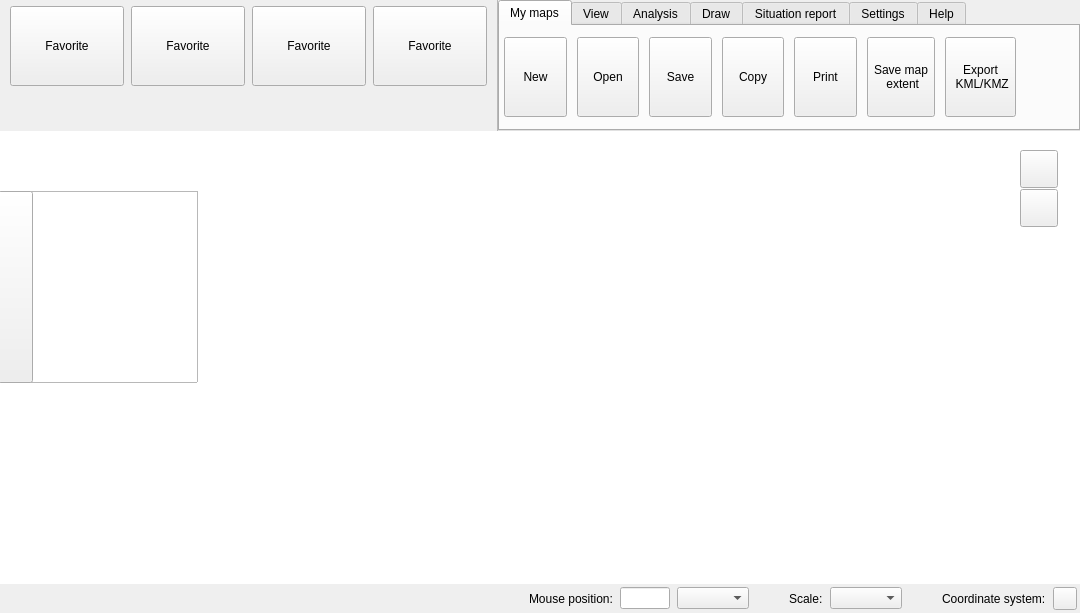
The window that src/ui/qgskadasmainwidgetbase.ui (kadas-albireo/kadas-albireo) describes before a commit, drawn with Qt 5.
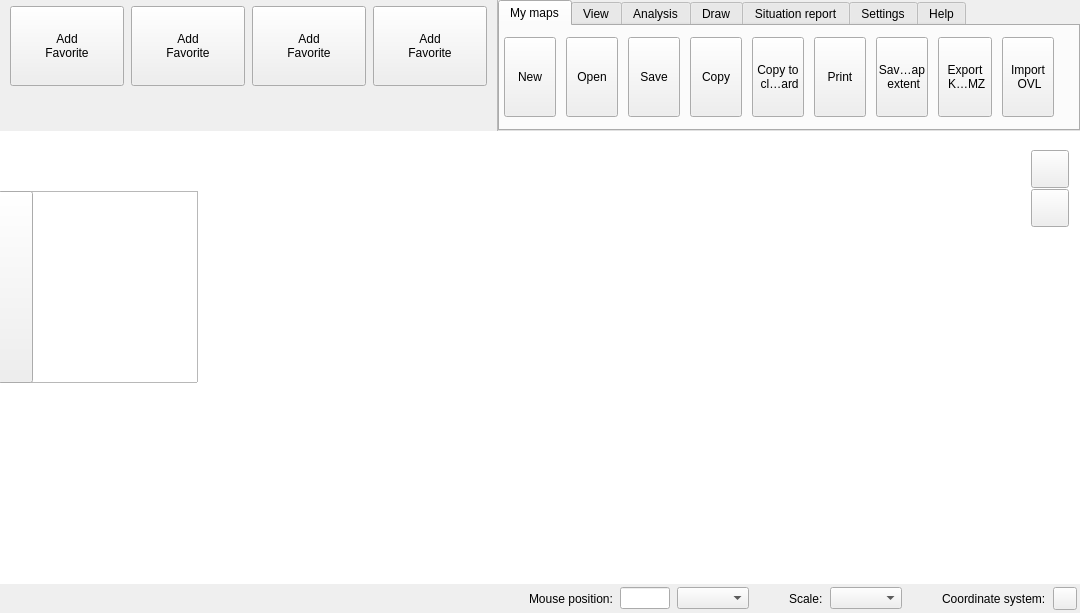
The same window after the commit. Icons and pictures are not drawn. Custom widgets are drawn as their Qt base class.

Commit message: Zoom buttons border and mid line added

```diff
--- a/src/ui/qgskadasmainwidgetbase.ui
+++ b/src/ui/qgskadasmainwidgetbase.ui
@@ -71,7 +71,8 @@
             <bool>true</bool>
            </property>
            <property name="text">
-            <string>Favorite</string>
+            <string>Add
+Favorite</string>
            </property>
            <property name="icon">
             <iconset resource="../../images/images.qrc">
@@ -112,7 +113,8 @@
             <bool>true</bool>
            </property>
            <property name="text">
-            <string>Favorite</string>
+            <string>Add
+Favorite</string>
            </property>
            <property name="icon">
             <iconset resource="../../images/images.qrc">
@@ -150,7 +152,8 @@
             <bool>true</bool>
            </property>
            <property name="text">
-            <string>Favorite</string>
+            <string>Add
+Favorite</string>
            </property>
            <property name="icon">
             <iconset resource="../../images/images.qrc">
@@ -188,7 +191,8 @@
             <bool>true</bool>
            </property>
            <property name="text">
-            <string>Favorite</string>
+            <string>Add
+Favorite</string>
            </property>
            <property name="icon">
             <iconset resource="../../images/images.qrc">
@@ -305,7 +309,7 @@
             <property name="verticalSpacing">
              <number>0</number>
             </property>
-            <item row="0" column="8">
+            <item row="0" column="10">
              <spacer name="horizontalSpacer">
               <property name="orientation">
                <enum>Qt::Horizontal</enum>
@@ -318,8 +322,8 @@
               </property>
              </spacer>
             </item>
-            <item row="0" column="1">
-             <widget class="QgsKadasRibbonButton" name="mOpenButton">
+            <item row="0" column="0">
+             <widget class="QgsKadasRibbonButton" name="mNewButton">
               <property name="sizePolicy">
                <sizepolicy hsizetype="MinimumExpanding" vsizetype="Fixed">
                 <horstretch>0</horstretch>
@@ -339,7 +343,7 @@
                </size>
               </property>
               <property name="text">
-               <string>Open</string>
+               <string>New</string>
               </property>
               <property name="iconSize">
                <size>
@@ -350,6 +354,37 @@
              </widget>
             </item>
             <item row="0" column="5">
+             <widget class="QgsKadasRibbonButton" name="mPrintButton">
+              <property name="sizePolicy">
+               <sizepolicy hsizetype="MinimumExpanding" vsizetype="Fixed">
+                <horstretch>0</horstretch>
+                <verstretch>0</verstretch>
+               </sizepolicy>
+              </property>
+              <property name="minimumSize">
+               <size>
+                <width>52</width>
+                <height>80</height>
+               </size>
+              </property>
+              <property name="maximumSize">
+               <size>
+                <width>114</width>
+                <height>80</height>
+               </size>
+              </property>
+              <property name="text">
+               <string>Print</string>
+              </property>
+              <property name="iconSize">
+               <size>
+                <width>32</width>
+                <height>32</height>
+               </size>
+              </property>
+             </widget>
+            </item>
+            <item row="0" column="6">
              <widget class="QgsKadasRibbonButton" name="mSaveMapExtentButton">
               <property name="sizePolicy">
                <sizepolicy hsizetype="MinimumExpanding" vsizetype="Fixed">
@@ -381,69 +416,7 @@
               </property>
              </widget>
             </item>
-            <item row="0" column="2">
-             <widget class="QgsKadasRibbonButton" name="mSaveButton">
-              <property name="sizePolicy">
-               <sizepolicy hsizetype="MinimumExpanding" vsizetype="Fixed">
-                <horstretch>0</horstretch>
-                <verstretch>0</verstretch>
-               </sizepolicy>
-              </property>
-              <property name="minimumSize">
-               <size>
-                <width>52</width>
-                <height>80</height>
-               </size>
-              </property>
-              <property name="maximumSize">
-               <size>
-                <width>114</width>
-                <height>80</height>
-               </size>
-              </property>
-              <property name="text">
-               <string>Save</string>
-              </property>
-              <property name="iconSize">
-               <size>
-                <width>32</width>
-                <height>32</height>
-               </size>
-              </property>
-             </widget>
-            </item>
-            <item row="0" column="4">
-             <widget class="QgsKadasRibbonButton" name="mPrintButton">
-              <property name="sizePolicy">
-               <sizepolicy hsizetype="MinimumExpanding" vsizetype="Fixed">
-                <horstretch>0</horstretch>
-                <verstretch>0</verstretch>
-               </sizepolicy>
-              </property>
-              <property name="minimumSize">
-               <size>
-                <width>52</width>
-                <height>80</height>
-               </size>
-              </property>
-              <property name="maximumSize">
-               <size>
-                <width>114</width>
-                <height>80</height>
-               </size>
-              </property>
-              <property name="text">
-               <string>Print</string>
-              </property>
-              <property name="iconSize">
-               <size>
-                <width>32</width>
-                <height>32</height>
-               </size>
-              </property>
-             </widget>
-            </item>
-            <item row="0" column="6">
+            <item row="0" column="7">
              <widget class="QgsKadasRibbonButton" name="mExportKMLButton">
               <property name="sizePolicy">
                <sizepolicy hsizetype="MinimumExpanding" vsizetype="Fixed">
@@ -475,37 +448,6 @@
               </property>
              </widget>
             </item>
-            <item row="0" column="0">
-             <widget class="QgsKadasRibbonButton" name="mNewButton">
-              <property name="sizePolicy">
-               <sizepolicy hsizetype="MinimumExpanding" vsizetype="Fixed">
-                <horstretch>0</horstretch>
-                <verstretch>0</verstretch>
-               </sizepolicy>
-              </property>
-              <property name="minimumSize">
-               <size>
-                <width>52</width>
-                <height>80</height>
-               </size>
-              </property>
-              <property name="maximumSize">
-               <size>
-                <width>114</width>
-                <height>80</height>
-               </size>
-              </property>
-              <property name="text">
-               <string>New</string>
-              </property>
-              <property name="iconSize">
-               <size>
-                <width>32</width>
-                <height>32</height>
-               </size>
-              </property>
-             </widget>
-            </item>
             <item row="0" column="3">
              <widget class="QgsKadasRibbonButton" name="mCopyButton">
               <property name="sizePolicy">
@@ -537,6 +479,132 @@
               </property>
              </widget>
             </item>
+            <item row="0" column="4">
+             <widget class="QgsKadasRibbonButton" name="mCopyToClipboardButton">
+              <property name="sizePolicy">
+               <sizepolicy hsizetype="MinimumExpanding" vsizetype="Fixed">
+                <horstretch>0</horstretch>
+                <verstretch>0</verstretch>
+               </sizepolicy>
+              </property>
+              <property name="minimumSize">
+               <size>
+                <width>52</width>
+                <height>80</height>
+               </size>
+              </property>
+              <property name="maximumSize">
+               <size>
+                <width>114</width>
+                <height>80</height>
+               </size>
+              </property>
+              <property name="text">
+               <string>Copy to 
+ clipboard</string>
+              </property>
+              <property name="iconSize">
+               <size>
+                <width>32</width>
+                <height>32</height>
+               </size>
+              </property>
+             </widget>
+            </item>
+            <item row="0" column="1">
+             <widget class="QgsKadasRibbonButton" name="mOpenButton">
+              <property name="sizePolicy">
+               <sizepolicy hsizetype="MinimumExpanding" vsizetype="Fixed">
+                <horstretch>0</horstretch>
+                <verstretch>0</verstretch>
+               </sizepolicy>
+              </property>
+              <property name="minimumSize">
+               <size>
+                <width>52</width>
+                <height>80</height>
+               </size>
+              </property>
+              <property name="maximumSize">
+               <size>
+                <width>114</width>
+                <height>80</height>
+               </size>
+              </property>
+              <property name="text">
+               <string>Open</string>
+              </property>
+              <property name="iconSize">
+               <size>
+                <width>32</width>
+                <height>32</height>
+               </size>
+              </property>
+             </widget>
+            </item>
+            <item row="0" column="2">
+             <widget class="QgsKadasRibbonButton" name="mSaveButton">
+              <property name="sizePolicy">
+               <sizepolicy hsizetype="MinimumExpanding" vsizetype="Fixed">
+                <horstretch>0</horstretch>
+                <verstretch>0</verstretch>
+               </sizepolicy>
+              </property>
+              <property name="minimumSize">
+               <size>
+                <width>52</width>
+                <height>80</height>
+               </size>
+              </property>
+              <property name="maximumSize">
+               <size>
+                <width>114</width>
+                <height>80</height>
+               </size>
+              </property>
+              <property name="text">
+               <string>Save</string>
+              </property>
+              <property name="iconSize">
+               <size>
+                <width>32</width>
+                <height>32</height>
+               </size>
+              </property>
+             </widget>
+            </item>
+            <item row="0" column="9">
+             <widget class="QgsKadasRibbonButton" name="mImportOVLButton">
+              <property name="sizePolicy">
+               <sizepolicy hsizetype="MinimumExpanding" vsizetype="Fixed">
+                <horstretch>0</horstretch>
+                <verstretch>0</verstretch>
+               </sizepolicy>
+              </property>
+              <property name="minimumSize">
+               <size>
+                <width>52</width>
+                <height>80</height>
+               </size>
+              </property>
+              <property name="maximumSize">
+               <size>
+                <width>114</width>
+                <height>80</height>
+               </size>
+              </property>
+              <property name="text">
+               <string>Import
+ OVL</string>
+              </property>
+              <property name="iconSize">
+               <size>
+                <width>32</width>
+                <height>32</height>
+               </size>
+              </property>
+             </widget>
+            </item>
            </layout>
            <zorder>mSaveButton</zorder>
            <zorder>mOpenButton</zorder>
@@ -544,8 +612,10 @@
            <zorder>mPrintButton</zorder>
            <zorder>horizontalSpacer</zorder>
            <zorder>mNewButton</zorder>
+           <zorder>mCopyToClipboardButton</zorder>
            <zorder>mSaveMapExtentButton</zorder>
            <zorder>mExportKMLButton</zorder>
+           <zorder>mImportOVLButton</zorder>
           </widget>
           <widget class="QWidget" name="mViewTab">
            <attribute name="title">
@@ -1172,97 +1242,6 @@
      <property name="lineWidth">
       <number>0</number>
      </property>
-     <widget class="QWidget" name="layoutWidget">
-      <property name="geometry">
-       <rect>
-        <x>1020</x>
-        <y>18</y>
-        <width>40</width>
-        <height>81</height>
-       </rect>
-      </property>
-      <layout class="QVBoxLayout" name="mZoomInOutLayout">
-       <property name="spacing">
-        <number>0</number>
-       </property>
-       <item>
-        <widget class="QPushButton" name="mZoomInButton">
-         <property name="sizePolicy">
-          <sizepolicy hsizetype="Fixed" vsizetype="Fixed">
-           <horstretch>0</horstretch>
-           <verstretch>0</verstretch>
-          </sizepolicy>
-         </property>
-         <property name="minimumSize">
-          <size>
-           <width>38</width>
-           <height>38</height>
-          </size>
-         </property>
-         <property name="maximumSize">
-          <size>
-           <width>38</width>
-           <height>38</height>
-          </size>
-         </property>
-         <property name="text">
-          <string/>
-         </property>
-         <property name="icon">
-          <iconset resource="../../images/images.qrc">
-           <normaloff>:/images/kadas/zoom_in.png</normaloff>:/images/kadas/zoom_in.png</iconset>
-         </property>
-         <property name="iconSize">
-          <size>
-           <width>38</width>
-           <height>38</height>
-          </size>
-         </property>
-         <property name="flat">
-          <bool>false</bool>
-         </property>
-        </widget>
-       </item>
-       <item>
-        <widget class="QPushButton" name="mZoomOutButton">
-         <property name="sizePolicy">
-          <sizepolicy hsizetype="Fixed" vsizetype="Fixed">
-           <horstretch>0</horstretch>
-           <verstretch>0</verstretch>
-          </sizepolicy>
-         </property>
-         <property name="minimumSize">
-          <size>
-           <width>38</width>
-           <height>38</height>
-          </size>
-         </property>
-         <property name="maximumSize">
-          <size>
-           <width>38</width>
-           <height>38</height>
-          </size>
-         </property>
-         <property name="text">
-          <string/>
-         </property>
-         <property name="icon">
-          <iconset resource="../../images/images.qrc">
-           <normaloff>:/images/kadas/zoom_out.png</normaloff>:/images/kadas/zoom_out.png</iconset>
-         </property>
-         <property name="iconSize">
-          <size>
-           <width>38</width>
-           <height>38</height>
-          </size>
-         </property>
-         <property name="flat">
-          <bool>false</bool>
-         </property>
-        </widget>
-       </item>
-      </layout>
-     </widget>
      <widget class="QgsLayerTreeView" name="mLayerTreeView">
       <property name="geometry">
        <rect>
@@ -1338,6 +1317,168 @@
        </size>
       </property>
      </widget>
+     <widget class="QFrame" name="mZoomInOutLayout">
+      <property name="geometry">
+       <rect>
+        <x>1031</x>
+        <y>19</y>
+        <width>40</width>
+        <height>79</height>
+       </rect>
+      </property>
+      <property name="minimumSize">
+       <size>
+        <width>40</width>
+        <height>79</height>
+       </size>
+      </property>
+      <property name="maximumSize">
+       <size>
+        <width>40</width>
+        <height>79</height>
+       </size>
+      </property>
+      <property name="frameShape">
+       <enum>QFrame::NoFrame</enum>
+      </property>
+      <property name="frameShadow">
+       <enum>QFrame::Plain</enum>
+      </property>
+      <property name="lineWidth">
+       <number>0</number>
+      </property>
+      <property name="midLineWidth">
+       <number>0</number>
+      </property>
+      <layout class="QVBoxLayout" name="verticalLayout">
+       <property name="spacing">
+        <number>0</number>
+       </property>
+       <property name="margin">
+        <number>0</number>
+       </property>
+       <item>
+        <widget class="QPushButton" name="mZoomInButton">
+         <property name="sizePolicy">
+          <sizepolicy hsizetype="Fixed" vsizetype="Fixed">
+           <horstretch>0</horstretch>
+           <verstretch>0</verstretch>
+          </sizepolicy>
+         </property>
+         <property name="minimumSize">
+          <size>
+           <width>38</width>
+           <height>38</height>
+          </size>
+         </property>
+         <property name="maximumSize">
+          <size>
+           <width>38</width>
+           <height>38</height>
+          </size>
+         </property>
+         <property name="text">
+          <string/>
+         </property>
+         <property name="icon">
+          <iconset resource="../../images/images.qrc">
+           <normaloff>:/images/kadas/zoom_in.png</normaloff>:/images/kadas/zoom_in.png</iconset>
+         </property>
+         <property name="iconSize">
+          <size>
+           <width>38</width>
+           <height>38</height>
+          </size>
+         </property>
+         <property name="flat">
+          <bool>false</bool>
+         </property>
+        </widget>
+       </item>
+       <item>
+        <layout class="QVBoxLayout" name="verticalLayout_3">
+         <property name="spacing">
+          <number>0</number>
+         </property>
+         <property name="leftMargin">
+          <number>1</number>
+         </property>
+         <property name="rightMargin">
+          <number>1</number>
+         </property>
+         <item>
+          <widget class="QFrame" name="mZoomSeparatorFrame">
+           <property name="sizePolicy">
+            <sizepolicy hsizetype="Preferred" vsizetype="Fixed">
+             <horstretch>0</horstretch>
+             <verstretch>0</verstretch>
+            </sizepolicy>
+           </property>
+           <property name="minimumSize">
+            <size>
+             <width>0</width>
+             <height>1</height>
+            </size>
+           </property>
+           <property name="maximumSize">
+            <size>
+             <width>16777215</width>
+             <height>1</height>
+            </size>
+           </property>
+           <property name="frameShape">
+            <enum>QFrame::NoFrame</enum>
+           </property>
+           <property name="frameShadow">
+            <enum>QFrame::Plain</enum>
+           </property>
+           <property name="lineWidth">
+            <number>0</number>
+           </property>
+          </widget>
+         </item>
+        </layout>
+       </item>
+       <item>
+        <widget class="QPushButton" name="mZoomOutButton">
+         <property name="sizePolicy">
+          <sizepolicy hsizetype="Fixed" vsizetype="Fixed">
+           <horstretch>0</horstretch>
+           <verstretch>0</verstretch>
+          </sizepolicy>
+         </property>
+         <property name="minimumSize">
+          <size>
+           <width>38</width>
+           <height>38</height>
+          </size>
+         </property>
+         <property name="maximumSize">
+          <size>
+           <width>38</width>
+           <height>38</height>
+          </size>
+         </property>
+         <property name="text">
+          <string/>
+         </property>
+         <property name="icon">
+          <iconset resource="../../images/images.qrc">
+           <normaloff>:/images/kadas/zoom_out.png</normaloff>:/images/kadas/zoom_out.png</iconset>
+         </property>
+         <property name="iconSize">
+          <size>
+           <width>38</width>
+           <height>38</height>
+          </size>
+         </property>
+         <property name="flat">
+          <bool>false</bool>
+         </property>
+        </widget>
+       </item>
+      </layout>
+     </widget>
     </widget>
    </item>
    <item row="2" column="0">
```
The commit also changes 1 other file.
